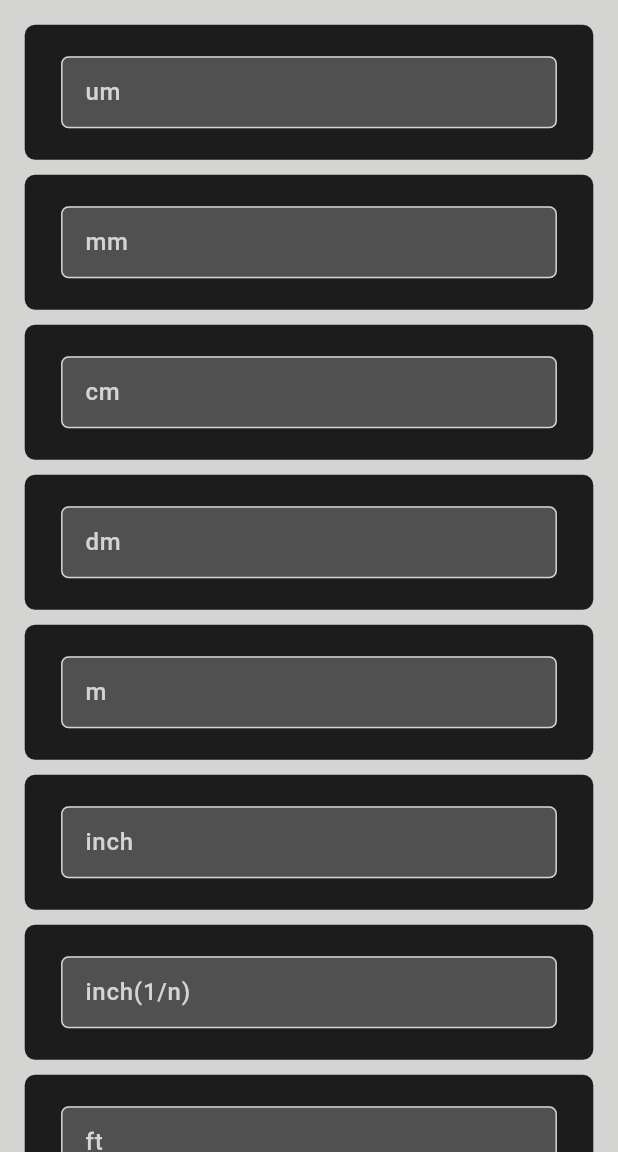
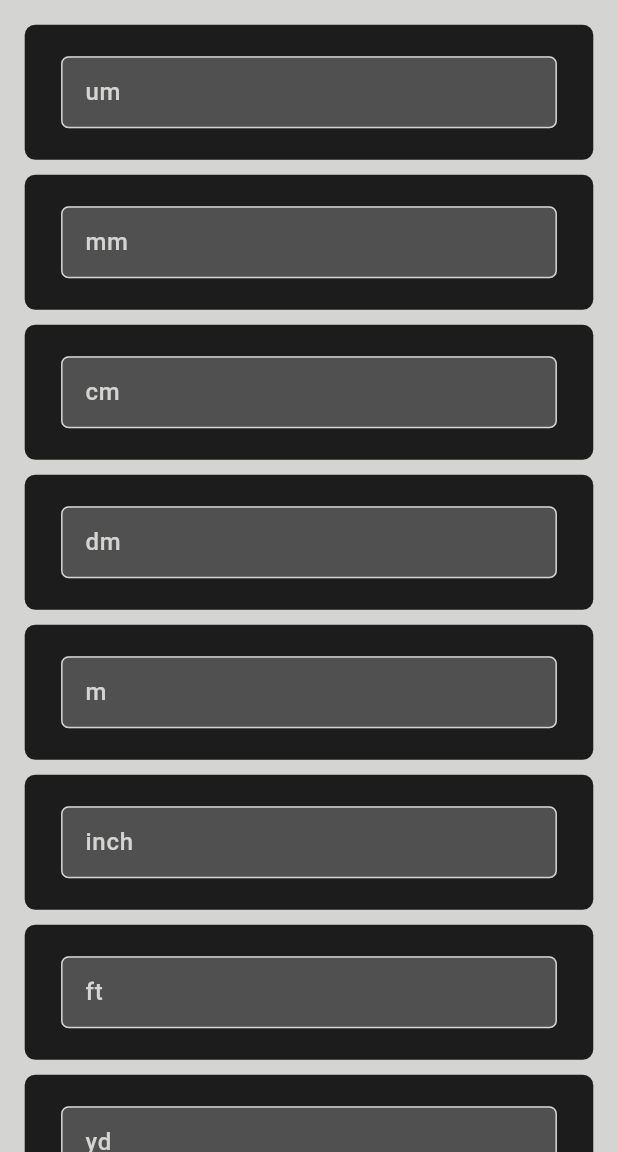
Before and after one commit to m-mhe/value_converter, a Flutter app: the LengthUnits screen opened directly, on a phone screen of 412 x 824 dp, the part 84-1236 px from its top. Run offline on Flutter 3.47's test engine with Material 3 defaults, Android fonts, the light colour scheme and no system bars.

Commit message:
some UI changes

```diff
--- a/lib/ui/screen/length_units.dart
+++ b/lib/ui/screen/length_units.dart
@@ -32,6 +32,7 @@ class LengthUnits extends StatelessWidget {
                     padding: EdgeInsets.symmetric(
                         horizontal: MediaQuery.sizeOf(context).width / 17),
                     child: TextField(
+                      cursorColor: AppColor.primaryColor,
                       controller: _microMTEC,
                       keyboardType: TextInputType.number,
                       onChanged: _onMicroMChange,
@@ -61,6 +62,7 @@ class LengthUnits extends StatelessWidget {
                     padding: EdgeInsets.symmetric(
                         horizontal: MediaQuery.sizeOf(context).width / 17),
                     child: TextField(
+                      cursorColor: AppColor.primaryColor,
                       controller: _milliMTEC,
                       keyboardType: TextInputType.number,
                       onChanged: _onMilliMChange,
@@ -90,6 +92,7 @@ class LengthUnits extends StatelessWidget {
                     padding: EdgeInsets.symmetric(
                         horizontal: MediaQuery.sizeOf(context).width / 17),
                     child: TextField(
+                      cursorColor: AppColor.primaryColor,
                       controller: _centiMTEC,
                       keyboardType: TextInputType.number,
                       onChanged: _onCentiMChange,
@@ -119,14 +122,15 @@ class LengthUnits extends StatelessWidget {
                     padding: EdgeInsets.symmetric(
                         horizontal: MediaQuery.sizeOf(context).width / 17),
                     child: TextField(
-                      controller: _milliMTEC,
+                      cursorColor: AppColor.primaryColor,
+                      controller: _deciMTEC,
                       keyboardType: TextInputType.number,
-                      onChanged: _onMilliMChange,
+                      onChanged: _onDeciMChange,
                       style: const TextStyle(
                           color: AppColor.primaryColor,
                           fontWeight: FontWeight.w500),
                       decoration: const InputDecoration(
-                        hintText: 'Enter Millimetre value',
+                        hintText: 'Enter Decimeter value',
                         labelText: 'dm',
                         suffixText: 'dm',
                       ),
@@ -148,14 +152,15 @@ class LengthUnits extends StatelessWidget {
                     padding: EdgeInsets.symmetric(
                         horizontal: MediaQuery.sizeOf(context).width / 17),
                     child: TextField(
-                      controller: _milliMTEC,
+                      cursorColor: AppColor.primaryColor,
+                      controller: _metreTEC,
                       keyboardType: TextInputType.number,
-                      onChanged: _onMilliMChange,
+                      onChanged: _onMetreChange,
                       style: const TextStyle(
                           color: AppColor.primaryColor,
                           fontWeight: FontWeight.w500),
                       decoration: const InputDecoration(
-                        hintText: 'Enter Millimetre value',
+                        hintText: 'Enter Metre value',
                         labelText: 'm',
                         suffixText: 'm',
                       ),
@@ -177,14 +182,15 @@ class LengthUnits extends StatelessWidget {
                     padding: EdgeInsets.symmetric(
                         horizontal: MediaQuery.sizeOf(context).width / 17),
                     child: TextField(
-                      controller: _milliMTEC,
+                      cursorColor: AppColor.primaryColor,
+                      controller: _inchTEC,
                       keyboardType: TextInputType.number,
-                      onChanged: _onMilliMChange,
+                      onChanged: _onInchChange,
                       style: const TextStyle(
                           color: AppColor.primaryColor,
                           fontWeight: FontWeight.w500),
                       decoration: const InputDecoration(
-                        hintText: 'Enter Millimetre value',
+                        hintText: 'Enter Inch value',
                         labelText: 'inch',
                         suffixText: 'inch',
                       ),
@@ -206,43 +212,15 @@ class LengthUnits extends StatelessWidget {
                     padding: EdgeInsets.symmetric(
                         horizontal: MediaQuery.sizeOf(context).width / 17),
                     child: TextField(
-                      controller: _milliMTEC,
+                      cursorColor: AppColor.primaryColor,
+                      controller: _ftTEC,
                       keyboardType: TextInputType.number,
-                      onChanged: _onMilliMChange,
+                      onChanged: _onFtChange,
                       style: const TextStyle(
                           color: AppColor.primaryColor,
                           fontWeight: FontWeight.w500),
                       decoration: const InputDecoration(
-                        hintText: 'Enter Millimetre value',
-                        labelText: 'inch(1/n)',
-                        suffixText: 'inch(1/n)',
-                      ),
-                    ),
-                  ),
-                ),
-              ),
-              const SizedBox(
-                height: 10,
-              ),
-              Container(
-                height: 90,
-                width: double.maxFinite,
-                decoration: BoxDecoration(
-                    color: AppColor.secondaryColor,
-                    borderRadius: BorderRadius.circular(7)),
-                child: Center(
-                  child: Padding(
-                    padding: EdgeInsets.symmetric(
-                        horizontal: MediaQuery.sizeOf(context).width / 17),
-                    child: TextField(
-                      controller: _milliMTEC,
-                      keyboardType: TextInputType.number,
-                      onChanged: _onMilliMChange,
-                      style: const TextStyle(
-                          color: AppColor.primaryColor,
-                          fontWeight: FontWeight.w500),
-                      decoration: const InputDecoration(
-                        hintText: 'Enter Millimetre value',
+                        hintText: 'Enter Foot value',
                         labelText: 'ft',
                         suffixText: 'ft',
                       ),
@@ -264,43 +242,15 @@ class LengthUnits extends StatelessWidget {
                     padding: EdgeInsets.symmetric(
                         horizontal: MediaQuery.sizeOf(context).width / 17),
                     child: TextField(
-                      controller: _milliMTEC,
+                      cursorColor: AppColor.primaryColor,
+                      controller: _ydTEC,
                       keyboardType: TextInputType.number,
-                      onChanged: _onMilliMChange,
+                      onChanged: _onYdChange,
                       style: const TextStyle(
                           color: AppColor.primaryColor,
                           fontWeight: FontWeight.w500),
                       decoration: const InputDecoration(
-                        hintText: 'Enter Millimetre value',
-                        labelText: 'ft in',
-                        suffixText: 'ft in',
-                      ),
-                    ),
-                  ),
-                ),
-              ),
-              const SizedBox(
-                height: 10,
-              ),
-              Container(
-                height: 90,
-                width: double.maxFinite,
-                decoration: BoxDecoration(
-                    color: AppColor.secondaryColor,
-                    borderRadius: BorderRadius.circular(7)),
-                child: Center(
-                  child: Padding(
-                    padding: EdgeInsets.symmetric(
-                        horizontal: MediaQuery.sizeOf(context).width / 17),
-                    child: TextField(
-                      controller: _milliMTEC,
-                      keyboardType: TextInputType.number,
-                      onChanged: _onMilliMChange,
-                      style: const TextStyle(
-                          color: AppColor.primaryColor,
-                          fontWeight: FontWeight.w500),
-                      decoration: const InputDecoration(
-                        hintText: 'Enter Millimetre value',
+                        hintText: 'Enter Yard value',
                         labelText: 'yd',
                         suffixText: 'yd',
                       ),
@@ -322,14 +272,15 @@ class LengthUnits extends StatelessWidget {
                     padding: EdgeInsets.symmetric(
                         horizontal: MediaQuery.sizeOf(context).width / 17),
                     child: TextField(
-                      controller: _milliMTEC,
+                      cursorColor: AppColor.primaryColor,
+                      controller: _mileTEC,
                       keyboardType: TextInputType.number,
-                      onChanged: _onMilliMChange,
+                      onChanged: _onMileChange,
                       style: const TextStyle(
                           color: AppColor.primaryColor,
                           fontWeight: FontWeight.w500),
                       decoration: const InputDecoration(
-                        hintText: 'Enter Millimetre value',
+                        hintText: 'Enter Mile value',
                         labelText: 'mile',
                         suffixText: 'mile',
                       ),
@@ -351,14 +302,15 @@ class LengthUnits extends StatelessWidget {
                     padding: EdgeInsets.symmetric(
                         horizontal: MediaQuery.sizeOf(context).width / 17),
                     child: TextField(
-                      controller: _milliMTEC,
+                      cursorColor: AppColor.primaryColor,
+                      controller: _kmTEC,
                       keyboardType: TextInputType.number,
-                      onChanged: _onMilliMChange,
+                      onChanged: _onKmChange,
                       style: const TextStyle(
                           color: AppColor.primaryColor,
                           fontWeight: FontWeight.w500),
                       decoration: const InputDecoration(
-                        hintText: 'Enter Millimetre value',
+                        hintText: 'Enter Kilometer value',
                         labelText: 'km',
                         suffixText: 'km',
                       ),
@@ -380,14 +332,15 @@ class LengthUnits extends StatelessWidget {
                     padding: EdgeInsets.symmetric(
                         horizontal: MediaQuery.sizeOf(context).width / 17),
                     child: TextField(
-                      controller: _milliMTEC,
+                      cursorColor: AppColor.primaryColor,
+                      controller: _nmTEC,
                       keyboardType: TextInputType.number,
-                      onChanged: _onMilliMChange,
+                      onChanged: _onNmChange,
                       style: const TextStyle(
                           color: AppColor.primaryColor,
                           fontWeight: FontWeight.w500),
                       decoration: const InputDecoration(
-                        hintText: 'Enter Millimetre value',
+                        hintText: 'Enter Nautical Mile value',
                         labelText: 'NM',
                         suffixText: 'NM',
                       ),
@@ -406,20 +359,156 @@ class LengthUnits extends StatelessWidget {
   final TextEditingController _microMTEC = TextEditingController();
   final TextEditingController _milliMTEC = TextEditingController();
   final TextEditingController _centiMTEC = TextEditingController();
+  final TextEditingController _deciMTEC = TextEditingController();
+  final TextEditingController _metreTEC = TextEditingController();
+  final TextEditingController _inchTEC = TextEditingController();
+  final TextEditingController _ftTEC = TextEditingController();
+  final TextEditingController _ydTEC = TextEditingController();
+  final TextEditingController _mileTEC = TextEditingController();
+  final TextEditingController _kmTEC = TextEditingController();
+  final TextEditingController _nmTEC = TextEditingController();
 
   //--------------------------------------Function--------------------------------------
   void _onMicroMChange(v) {
     _milliMTEC.text = '${(double.parse(v) / 1000)}';
     _centiMTEC.text = '${(double.parse(v) / 10000)}';
+    _deciMTEC.text = '${(double.parse(v) / 100000)}';
+    _metreTEC.text = '${(double.parse(v) / 1000000)}';
+    _inchTEC.text = '${(double.parse(v) / 25400)}';
+    _ftTEC.text = '${(double.parse(v) / 304800)}';
+    _ydTEC.text = '${(double.parse(v) / 914400)}';
+    _mileTEC.text = '${(double.parse(v) / 1609344000)}';
+    _kmTEC.text = '${(double.parse(v) / 1000000000)}';
+    _nmTEC.text = '${(double.parse(v) / 1852000000)}';
   }
 
   void _onMilliMChange(v) {
     _microMTEC.text = '${double.parse(v) * 1000}';
     _centiMTEC.text = '${(double.parse(v) / 10)}';
+    _deciMTEC.text = '${(double.parse(v) / 100)}';
+    _metreTEC.text = '${(double.parse(v) / 1000)}';
+    _inchTEC.text = '${(double.parse(v) / 25.4)}';
+    _ftTEC.text = '${(double.parse(v) / 304.8)}';
+    _ydTEC.text = '${(double.parse(v) / 914.4)}';
+    _mileTEC.text = '${(double.parse(v) / 1609344)}';
+    _kmTEC.text = '${(double.parse(v) / 1000000)}';
+    _nmTEC.text = '${(double.parse(v) / 1852000)}';
   }
 
   void _onCentiMChange(v) {
     _microMTEC.text = '${(double.parse(v) * 10000)}';
     _milliMTEC.text = '${(double.parse(v) * 10)}';
+    _deciMTEC.text = '${(double.parse(v) / 10)}';
+    _metreTEC.text = '${(double.parse(v) / 100)}';
+    _inchTEC.text = '${(double.parse(v) / 2.54)}';
+    _ftTEC.text = '${(double.parse(v) / 30.48)}';
+    _ydTEC.text = '${(double.parse(v) / 91.44)}';
+    _mileTEC.text = '${(double.parse(v) / 160934.4)}';
+    _kmTEC.text = '${(double.parse(v) / 100000)}';
+    _nmTEC.text = '${(double.parse(v) / 185200)}';
+  }
+
+  void _onDeciMChange(v) {
+    _microMTEC.text = '${(double.parse(v) * 100000)}';
+    _milliMTEC.text = '${(double.parse(v) * 100)}';
+    _centiMTEC.text = '${(double.parse(v) * 10)}';
+    _metreTEC.text = '${(double.parse(v) / 10)}';
+    _inchTEC.text = '${(double.parse(v) / 0.254)}';
+    _ftTEC.text = '${(double.parse(v) / 3.048)}';
+    _ydTEC.text = '${(double.parse(v) / 9.144)}';
+    _mileTEC.text = '${(double.parse(v) / 16093.44)}';
+    _kmTEC.text = '${(double.parse(v) / 10000)}';
+    _nmTEC.text = '${(double.parse(v) / 18520)}';
+  }
+
+  void _onMetreChange(v) {
+    _microMTEC.text = '${(double.parse(v) * 1000000)}';
+    _milliMTEC.text = '${(double.parse(v) * 1000)}';
+    _centiMTEC.text = '${(double.parse(v) * 100)}';
+    _deciMTEC.text = '${(double.parse(v) * 10)}';
+    _inchTEC.text = '${(double.parse(v) * 39.370079)}';
+    _ftTEC.text = '${(double.parse(v) * 3.28084)}';
+    _ydTEC.text = '${(double.parse(v) * 1.093613)}';
+    _mileTEC.text = '${(double.parse(v) / 1609.344)}';
+    _kmTEC.text = '${(double.parse(v) / 1000)}';
+    _nmTEC.text = '${(double.parse(v) / 1852)}';
+  }
+
+  void _onInchChange(v) {
+    _microMTEC.text = '${(double.parse(v) * 25400)}';
+    _milliMTEC.text = '${(double.parse(v) * 25.4)}';
+    _centiMTEC.text = '${(double.parse(v) * 2.54)}';
+    _deciMTEC.text = '${(double.parse(v) * 0.254)}';
+    _metreTEC.text = '${(double.parse(v) * 0.0254)}';
+    _ftTEC.text = '${(double.parse(v) / 12)}';
+    _ydTEC.text = '${(double.parse(v) / 36)}';
+    _mileTEC.text = '${(double.parse(v) / 63360)}';
+    _kmTEC.text = '${(double.parse(v) * 0.0000254)}';
+    _nmTEC.text = '${(double.parse(v) / 72913.3858)}';
+  }
+
+  void _onFtChange(v) {
+    _microMTEC.text = '${(double.parse(v) * 304800)}';
+    _milliMTEC.text = '${(double.parse(v) * 304.8)}';
+    _centiMTEC.text = '${(double.parse(v) * 30.48)}';
+    _deciMTEC.text = '${(double.parse(v) * 3.048)}';
+    _metreTEC.text = '${(double.parse(v) * 0.3048)}';
+    _inchTEC.text = '${(double.parse(v) * 12)}';
+    _ydTEC.text = '${(double.parse(v) / 3)}';
+    _mileTEC.text = '${(double.parse(v) / 5280)}';
+    _kmTEC.text = '${(double.parse(v) * 0.0003048)}';
+    _nmTEC.text = '${(double.parse(v) / 6076.11549)}';
+  }
+
+  void _onYdChange(v) {
+    _microMTEC.text = '${(double.parse(v) * 914400)}';
+    _milliMTEC.text = '${(double.parse(v) * 914.4)}';
+    _centiMTEC.text = '${(double.parse(v) * 91.44)}';
+    _deciMTEC.text = '${(double.parse(v) * 9.144)}';
+    _metreTEC.text = '${(double.parse(v) * 0.9144)}';
+    _inchTEC.text = '${(double.parse(v) * 36)}';
+    _ftTEC.text = '${(double.parse(v) * 3)}';
+    _mileTEC.text = '${(double.parse(v) / 1760)}';
+    _kmTEC.text = '${(double.parse(v) * 0.0009144)}';
+    _nmTEC.text = '${(double.parse(v) / 2025.37183)}';
+  }
+
+  void _onMileChange(v) {
+    _microMTEC.text = '${(double.parse(v) * 1609344000)}';
+    _milliMTEC.text = '${(double.parse(v) * 1609344)}';
+    _centiMTEC.text = '${(double.parse(v) * 160934.4)}';
+    _deciMTEC.text = '${(double.parse(v) * 16093.44)}';
+    _metreTEC.text = '${(double.parse(v) * 1609.344)}';
+    _inchTEC.text = '${(double.parse(v) * 63360)}';
+    _ftTEC.text = '${(double.parse(v) * 5280)}';
+    _ydTEC.text = '${(double.parse(v) * 1760)}';
+    _kmTEC.text = '${(double.parse(v) * 1.609344)}';
+    _nmTEC.text = '${(double.parse(v) / 1.150779)}';
+  }
+
+  void _onKmChange(v) {
+    _microMTEC.text = '${(double.parse(v) * 1000000000)}';
+    _milliMTEC.text = '${(double.parse(v) * 1000000)}';
+    _centiMTEC.text = '${(double.parse(v) * 100000)}';
+    _deciMTEC.text = '${(double.parse(v) * 10000)}';
+    _metreTEC.text = '${(double.parse(v) * 1000)}';
+    _inchTEC.text = '${(double.parse(v) * 39370.0787)}';
+    _ftTEC.text = '${(double.parse(v) * 3280.8399)}';
+    _ydTEC.text = '${(double.parse(v) * 1093.6133)}';
+    _mileTEC.text = '${(double.parse(v) / 1.609344)}';
+    _nmTEC.text = '${(double.parse(v) / 1.852)}';
+  }
+
+  void _onNmChange(v) {
+    _microMTEC.text = '${(double.parse(v) * 10000)}';
+    _milliMTEC.text = '${(double.parse(v) * 10)}';
+    _centiMTEC.text = '${(double.parse(v) / 10)}';
+    _deciMTEC.text = '${(double.parse(v) / 10000)}';
+    _metreTEC.text = '${(double.parse(v) / 10000)}';
+    _inchTEC.text = '${(double.parse(v) / 10000)}';
+    _ftTEC.text = '${(double.parse(v) / 10000)}';
+    _ydTEC.text = '${(double.parse(v) / 10000)}';
+    _mileTEC.text = '${(double.parse(v) / 10000)}';
+    _kmTEC.text = '${(double.parse(v) / 10000)}';
   }
 }
```
